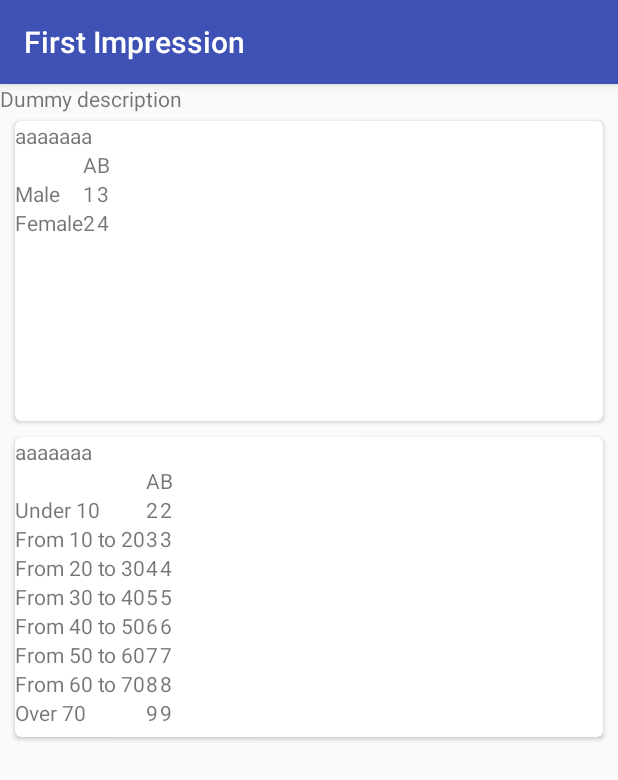
After one commit to mame0112/firstimpression-client, an Android app: the fragment AnswerDetailFragment shown on its own in the app's theme, on a phone screen of 412 x 824 dp. The commit adds this screen. Shown: the top 780 px of the screen. Run offline under Robolectric (Android 15) with nearby library versions, the phone set to English and light mode, and no system bars; network calls fail.

Commit message:
Construct base layout and behavior for Answer page

```diff
--- a/app/src/main/java/com/mame/impression/AnswerPageActivity.java
+++ b/app/src/main/java/com/mame/impression/AnswerPageActivity.java
@@ -5,17 +5,20 @@ import android.support.v4.app.Fragment;
 
 import com.android.volley.toolbox.StringRequest;
 import com.mame.impression.constant.Constants;
+import com.mame.impression.ui.AnswerDetailFragment;
 import com.mame.impression.ui.AnswerRecyclerViewFragment;
 import com.mame.impression.util.LogUtil;
 
 /**
  * Created by kosukeEndo on 2015/12/29.
  */
-public class AnswerPageActivity extends ImpressionBaseActivity {
+public class AnswerPageActivity extends ImpressionBaseActivity implements AnswerRecyclerViewFragment.AnswerRecyclerViewListener {
 
     private static final String TAG = Constants.TAG + AnswerPageActivity.class.getSimpleName();
 
-    private Fragment mAnswerOverviewFragment = new AnswerRecyclerViewFragment();
+    private AnswerRecyclerViewFragment mAnswerOverviewFragment = new AnswerRecyclerViewFragment();
+
+    private Fragment mDetailFragment = new AnswerDetailFragment();
 
 
     @Override
@@ -33,6 +36,8 @@ public class AnswerPageActivity extends ImpressionBaseActivity {
                     .commit();
         }
 
+        mAnswerOverviewFragment.setAnswerRecyclerViewListener(this);
+
     }
 
     @Override
@@ -44,4 +49,15 @@ public class AnswerPageActivity extends ImpressionBaseActivity {
     protected void escapePage() {
 
     }
+
+    private void switchToDetailView(){
+        getSupportFragmentManager().beginTransaction()
+                .replace(R.id.answer_page_frame, mDetailFragment).commit();
+    }
+
+    @Override
+    public void onItemClicked(int position) {
+        LogUtil.d(TAG, "onItemClicked: " + position);
+        switchToDetailView();
+    }
 }
--- /dev/null
+++ b/app/src/main/java/com/mame/impression/ui/AnswerDetailFragment.java
@@ -0,0 +1,35 @@
+package com.mame.impression.ui;
+
+import android.os.Bundle;
+import android.support.v4.app.Fragment;
+import android.view.LayoutInflater;
+import android.view.View;
+import android.view.ViewGroup;
+
+import com.mame.impression.R;
+import com.mame.impression.constant.Constants;
+import com.mame.impression.util.LogUtil;
+
+/**
+ * Created by kosukeEndo on 2015/12/30.
+ */
+public class AnswerDetailFragment extends Fragment {
+
+    private static final String TAG = Constants.TAG + AnswerDetailFragment.class.getSimpleName();
+
+    @Override
+    public void onCreate(Bundle savedInstanceState) {
+        super.onCreate(savedInstanceState);
+
+        LogUtil.d(TAG, "onCreate");
+    }
+
+    @Override
+    public View onCreateView(LayoutInflater inflater, ViewGroup container,
+                             Bundle savedInstanceState) {
+        View view = inflater.inflate(R.layout.answer_detail_fragment, container, false);
+
+
+        return view;
+    }
+}
--- a/app/src/main/java/com/mame/impression/ui/AnswerPageOverviewAdapter.java
+++ b/app/src/main/java/com/mame/impression/ui/AnswerPageOverviewAdapter.java
@@ -18,13 +18,15 @@ import java.util.List;
 /**
  * Created by kosukeEndo on 2015/12/29.
  */
-public class AnswerPageOverviewAdapter  extends RecyclerView.Adapter<AnswerPageOverviewAdapter.ViewHolder> {
+public class AnswerPageOverviewAdapter  extends RecyclerView.Adapter<AnswerPageOverviewAdapter.ViewHolder> implements View.OnClickListener{
 
     private static final String TAG = Constants.TAG + AnswerPageOverviewAdapter.class.getSimpleName();
 
     private Context mContext;
 
     private List<AnswerPageData> mData;
+
+    private AnswerPageAdapterListener mListener;
 
     public AnswerPageOverviewAdapter(Context context, List<AnswerPageData> data){
         mContext = context;
@@ -36,6 +38,7 @@ public class AnswerPageOverviewAdapter  extends RecyclerView.Adapter<AnswerPageO
         LogUtil.d(TAG, "onCreateViewHolder");
         View v = LayoutInflater.from(parent.getContext())
                 .inflate(R.layout.answer_card_item, parent, false);
+        v.setOnClickListener(this);
 
         ViewHolder vh = new ViewHolder(v);
         return vh;
@@ -61,6 +64,17 @@ public class AnswerPageOverviewAdapter  extends RecyclerView.Adapter<AnswerPageO
         return mData.size();
     }
 
+    void setAdapterClickListener(AnswerPageAdapterListener listener){
+        mListener = listener;
+    }
+
+    @Override
+    public void onClick(View v) {
+        if(mListener != null){
+            mListener.onViewClicked(v);
+        }
+    }
+
     public static class ViewHolder extends RecyclerView.ViewHolder {
 
         private TextView mDescriptionView;
@@ -78,4 +92,8 @@ public class AnswerPageOverviewAdapter  extends RecyclerView.Adapter<AnswerPageO
 
         }
     }
+
+    public interface AnswerPageAdapterListener{
+        public void onViewClicked(View v);
+    }
 }
--- a/app/src/main/java/com/mame/impression/ui/AnswerRecyclerViewFragment.java
+++ b/app/src/main/java/com/mame/impression/ui/AnswerRecyclerViewFragment.java
@@ -24,7 +24,7 @@ import java.util.List;
 /**
  * Created by kosukeEndo on 2015/12/29.
  */
-public class AnswerRecyclerViewFragment extends Fragment {
+public class AnswerRecyclerViewFragment extends Fragment implements AnswerPageOverviewAdapter.AnswerPageAdapterListener {
 
     private static final String TAG = Constants.TAG + AnswerRecyclerViewFragment.class.getSimpleName();
 
@@ -37,6 +37,8 @@ public class AnswerRecyclerViewFragment extends Fragment {
     private AnswerPageOverviewAdapter mAdapter;
 
     private List<AnswerPageData> mData = new ArrayList<AnswerPageData>();
+
+    private AnswerRecyclerViewListener mListener;
 
     @Override
     public void onCreate(Bundle savedInstanceState) {
@@ -60,6 +62,7 @@ public class AnswerRecyclerViewFragment extends Fragment {
         mRecyclerView.setLayoutManager(mLayoutManager);
 
         mAdapter = new AnswerPageOverviewAdapter(getActivity(), mData);
+        mAdapter.setAdapterClickListener(this);
         mRecyclerView.setAdapter(mAdapter);
 
         return view;
@@ -113,4 +116,20 @@ public class AnswerRecyclerViewFragment extends Fragment {
 
     }
 
+    public void setAnswerRecyclerViewListener(AnswerRecyclerViewListener listener){
+        mListener = listener;
+    }
+
+    @Override
+    public void onViewClicked(View v) {
+        int position = mRecyclerView.getChildAdapterPosition(v);
+        LogUtil.d(TAG, "onViewClicked: " + position);
+        if(mListener != null){
+            mListener.onItemClicked(position);
+        }
+    }
+
+    public interface AnswerRecyclerViewListener{
+        void onItemClicked(int position);
+    }
 }
--- a/app/src/main/res/layout/answer_card_item.xml
+++ b/app/src/main/res/layout/answer_card_item.xml
@@ -12,7 +12,7 @@
         android:layout_gravity="center"
         android:layout_width="match_parent"
         android:layout_height="200dp"
-        card_view:cardCornerRadius="4dp">
+        card_view:cardCornerRadius="@dimen/default_card_view_radius">
         <RelativeLayout
             android:layout_width="match_parent"
             android:layout_height="match_parent">
--- /dev/null
+++ b/app/src/main/res/layout/answer_detail_fragment.xml
@@ -0,0 +1,218 @@
+<?xml version="1.0" encoding="utf-8"?>
+<LinearLayout xmlns:android="http://schemas.android.com/apk/res/android"
+    android:orientation="vertical"
+    android:layout_width="match_parent"
+    android:layout_height="match_parent">
+    <TextView
+        android:layout_height="wrap_content"
+        android:layout_width="match_parent"
+        android:text="Dummy description"/>
+    <android.support.v7.widget.CardView
+        xmlns:card_view="http://schemas.android.com/apk/res-auto"
+        android:layout_gravity="center"
+        android:layout_width="match_parent"
+        android:layout_marginTop="@dimen/default_card_vertical_margin"
+        android:layout_marginBottom="@dimen/default_card_vertical_margin"
+        android:layout_marginLeft="@dimen/default_card_horizontal_margin"
+        android:layout_marginRight="@dimen/default_card_horizontal_margin"
+        android:layout_height="200dp"
+        card_view:cardCornerRadius="4dp">
+        <LinearLayout
+            android:orientation="vertical"
+            android:layout_width="match_parent"
+            android:layout_height="match_parent">
+            <TextView
+                android:layout_width="match_parent"
+                android:layout_height="wrap_content"
+                android:text="aaaaaaa"/>
+            <GridLayout
+                android:layout_width="match_parent"
+                android:layout_height="match_parent"
+                android:columnCount="3"
+                android:rowCount="3">
+                <TextView
+                    android:layout_column="0"
+                    android:layout_row="1"
+                    android:text="@string/answer_detail_gender_male"/>
+                <TextView
+                    android:layout_column="0"
+                    android:layout_row="2"
+                    android:text="@string/answer_detail_gender_female"/>
+                <TextView
+                    android:layout_column="1"
+                    android:layout_row="0"
+                    android:text="@string/answer_detail_choice_a"/>
+                <TextView
+                    android:id="@+id/answer_detail_male_a"
+                    android:layout_column="1"
+                    android:layout_row="1"
+                    android:text="1"/>
+                <TextView
+                    android:id="@+id/answer_detail_female_a"
+                    android:layout_column="1"
+                    android:layout_row="2"
+                    android:text="2"/>
+                <TextView
+                    android:layout_column="2"
+                    android:layout_row="0"
+                    android:text="@string/answer_detail_choice_b"/>
+                <TextView
+                    android:id="@+id/answer_detail_male_b"
+                    android:layout_column="2"
+                    android:layout_row="1"
+                    android:text="3"/>
+                <TextView
+                    android:id="@+id/answer_detail_female_b"
+                    android:layout_column="2"
+                    android:layout_row="2"
+                    android:text="4"/>
+            </GridLayout>
+        </LinearLayout>
+    </android.support.v7.widget.CardView>
+    <android.support.v7.widget.CardView
+        xmlns:card_view="http://schemas.android.com/apk/res-auto"
+        android:layout_gravity="center"
+        android:layout_width="match_parent"
+        android:layout_marginTop="@dimen/default_card_vertical_margin"
+        android:layout_marginBottom="@dimen/default_card_vertical_margin"
+        android:layout_marginLeft="@dimen/default_card_horizontal_margin"
+        android:layout_marginRight="@dimen/default_card_horizontal_margin"
+        android:layout_height="200dp"
+        card_view:cardCornerRadius="4dp">
+        <LinearLayout
+            android:orientation="vertical"
+            android:layout_width="match_parent"
+            android:layout_height="match_parent">
+            <TextView
+                android:layout_width="match_parent"
+                android:layout_height="wrap_content"
+                android:text="aaaaaaa"/>
+            <GridLayout
+                android:layout_width="match_parent"
+                android:layout_height="match_parent"
+                android:columnCount="3"
+                android:rowCount="9">
+                <TextView
+                    android:layout_column="0"
+                    android:layout_row="1"
+                    android:text="@string/answer_detail_generation_under10"/>
+                <TextView
+                    android:layout_column="0"
+                    android:layout_row="2"
+                    android:text="@string/answer_detail_generation_from10_20"/>
+                <TextView
+                    android:layout_column="0"
+                    android:layout_row="3"
+                    android:text="@string/answer_detail_generation_from20_30"/>
+                <TextView
+                    android:layout_column="0"
+                    android:layout_row="4"
+                    android:text="@string/answer_detail_generation_from30_40"/>
+                <TextView
+                    android:layout_column="0"
+                    android:layout_row="5"
+                    android:text="@string/answer_detail_generation_from40_50"/>
+                <TextView
+                    android:layout_column="0"
+                    android:layout_row="6"
+                    android:text="@string/answer_detail_generation_from50_60"/>
+                <TextView
+                    android:layout_column="0"
+                    android:layout_row="7"
+                    android:text="@string/answer_detail_generation_from60_70"/>
+                <TextView
+                    android:layout_column="0"
+                    android:layout_row="8"
+                    android:text="@string/answer_detail_generation_over70"/>
+                <TextView
+                    android:layout_column="1"
+                    android:layout_row="0"
+                    android:text="@string/answer_detail_choice_a"/>
+                <TextView
+                    android:id="@+id/answer_detail_under10_a"
+                    android:layout_column="1"
+                    android:layout_row="1"
+                    android:text="2"/>
+                <TextView
+                    android:id="@+id/answer_detail_from10_20_a"
+                    android:layout_column="1"
+                    android:layout_row="2"
+                    android:text="3"/>
+                <TextView
+                    android:id="@+id/answer_detail_from20_30_a"
+                    android:layout_column="1"
+                    android:layout_row="3"
+                    android:text="4"/>
+                <TextView
+                    android:id="@+id/answer_detail_from30_40_a"
+                    android:layout_column="1"
+                    android:layout_row="4"
+                    android:text="5"/>
+                <TextView
+                    android:id="@+id/answer_detail_from40_50_a"
+                    android:layout_column="1"
+                    android:layout_row="5"
+                    android:text="6"/>
+                <TextView
+                    android:id="@+id/answer_detail_from50_60_a"
+                    android:layout_column="1"
+                    android:layout_row="6"
+                    android:text="7"/>
+                <TextView
+                    android:id="@+id/answer_detail_from60_70_a"
+                    android:layout_column="1"
+                    android:layout_row="7"
+                    android:text="8"/>
+                <TextView
+                    android:id="@+id/answer_detail_over70_a"
+                    android:layout_column="1"
+                    android:layout_row="8"
+                    android:text="9"/>
+                <TextView
+                    android:layout_column="2"
+                    android:layout_row="0"
+                    android:text="@string/answer_detail_choice_b"/>
+                <TextView
+                    android:id="@+id/answer_detail_under10_b"
+                    android:layout_column="2"
+                    android:layout_row="1"
+                    android:text="2"/>
+                <TextView
+                    android:id="@+id/answer_detail_from10_20_b"
+                    android:layout_column="2"
+                    android:layout_row="2"
+                    android:text="3"/>
+                <TextView
+                    android:id="@+id/answer_detail_from20_30_b"
+                    android:layout_column="2"
+                    android:layout_row="3"
+                    android:text="4"/>
+                <TextView
+                    android:id="@+id/answer_detail_from30_40_b"
+                    android:layout_column="2"
+                    android:layout_row="4"
+                    android:text="5"/>
+                <TextView
+                    android:id="@+id/answer_detail_from40_50_b"
+                    android:layout_column="2"
+                    android:layout_row="5"
+                    android:text="6"/>
+                <TextView
+                    android:id="@+id/answer_detail_from50_60_b"
+                    android:layout_column="2"
+                    android:layout_row="6"
+                    android:text="7"/>
+                <TextView
+                    android:id="@+id/answer_detail_from60_70_b"
+                    android:layout_column="2"
+                    android:layout_row="7"
+                    android:text="8"/>
+                <TextView
+                    android:id="@+id/answer_detail_over70_b"
+                    android:layout_column="2"
+                    android:layout_row="8"
+                    android:text="9"/>
+            </GridLayout>
+        </LinearLayout>
+    </android.support.v7.widget.CardView>
+</LinearLayout>
--- a/app/src/main/res/layout/answer_overview_fragment.xml
+++ b/app/src/main/res/layout/answer_overview_fragment.xml
@@ -2,11 +2,6 @@
 <LinearLayout xmlns:android="http://schemas.android.com/apk/res/android"
     android:orientation="vertical" android:layout_width="match_parent"
     android:layout_height="match_parent">
-
-    <TextView
-        android:layout_width="match_parent"
-        android:layout_height="wrap_content"
-        android:text="aaaaaaa"/>
 
     <android.support.v7.widget.RecyclerView
         android:id="@+id/answer_recycler_view"
--- a/app/src/main/res/values/dimens.xml
+++ b/app/src/main/res/values/dimens.xml
@@ -5,5 +5,8 @@
     <dimen name="fab_margin">16dp</dimen>
     <dimen name="subscreen_horizontal_margin">32dp</dimen>
     <dimen name="default_card_horizontal_margin">10dp</dimen>
-    <dimen name="default_card_vertical_margin">4dp</dimen>
+    <dimen name="default_card_vertical_margin">5dp</dimen>
+
+    <!-- Card view -->
+    <dimen name="default_card_view_radius">4dp</dimen>
 </resources>
--- a/app/src/main/res/values/strings.xml
+++ b/app/src/main/res/values/strings.xml
@@ -19,6 +19,20 @@
     <!-- Sign up fragment -->
     <string name="signup_title">Sign up</string>
 
+    <!-- Answer fragment -->
+    <string name="answer_detail_choice_a">A</string>
+    <string name="answer_detail_choice_b">B</string>
+    <string name="answer_detail_gender_male">Male</string>
+    <string name="answer_detail_gender_female">Female</string>
+    <string name="answer_detail_generation_under10">Under 10</string>
+    <string name="answer_detail_generation_from10_20">From 10 to 20</string>
+    <string name="answer_detail_generation_from20_30">From 20 to 30</string>
+    <string name="answer_detail_generation_from30_40">From 30 to 40</string>
+    <string name="answer_detail_generation_from40_50">From 40 to 50</string>
+    <string name="answer_detail_generation_from50_60">From 50 to 60</string>
+    <string name="answer_detail_generation_from60_70">From 60 to 70</string>
+    <string name="answer_detail_generation_over70">Over 70</string>
+
     <!-- Error message fragment -->
     <string name="error_message_title">Error message</string>
 </resources>
```
